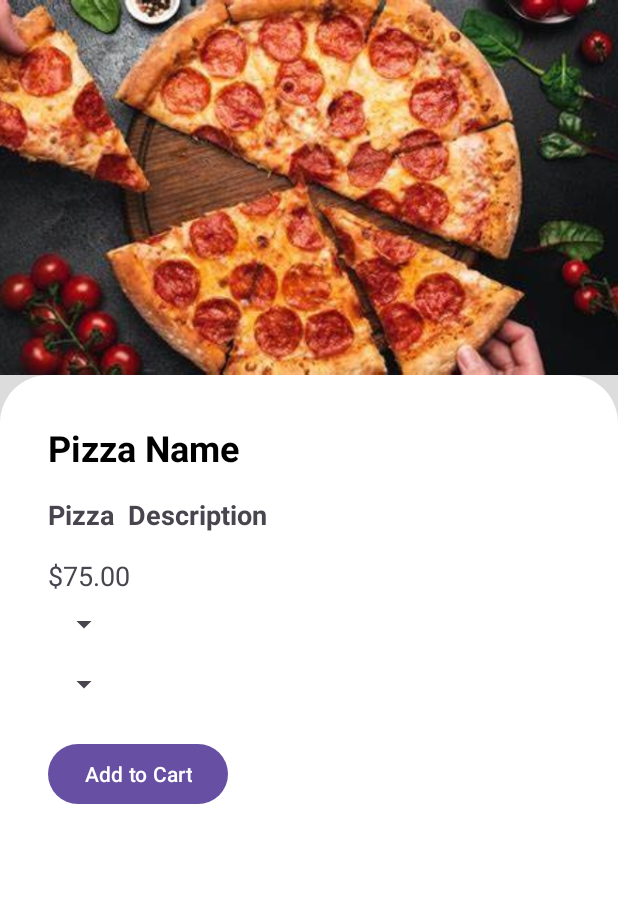
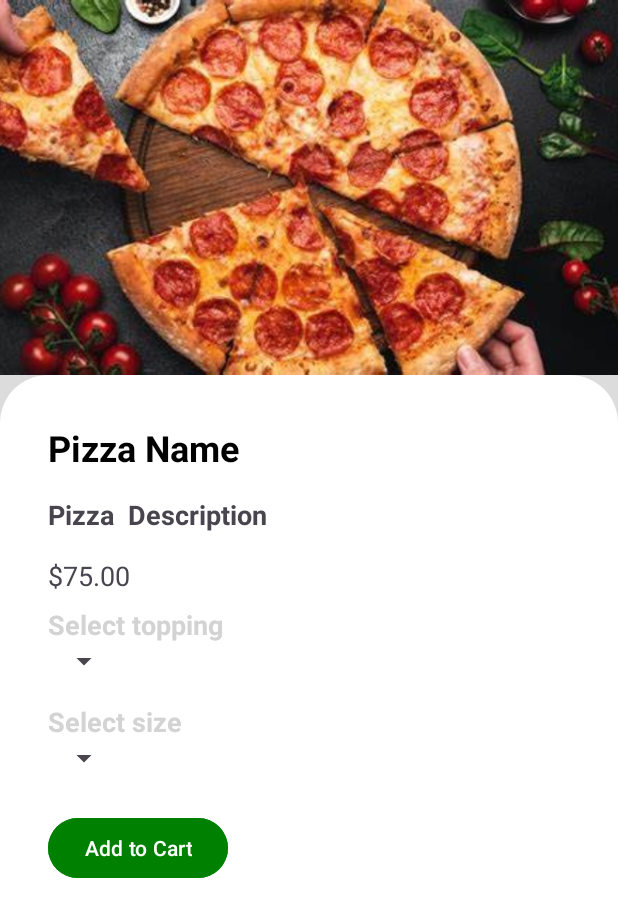
Before and after one commit to dangkhoaaaa/PizzaApplication, an Android app: the PizzaDetailActivity screen opened directly, with no data from a screen before it, on a phone screen of 412 x 824 dp. Shown: the top 917 px of the screen. Run offline under Robolectric (Android 15) with nearby library versions, the light colour scheme and no system bars; pictures from the network do not load.

Commit message:
add update profile. change UI toolbar, change colorPrimary to green

```diff
--- a/app/src/main/AndroidManifest.xml
+++ b/app/src/main/AndroidManifest.xml
@@ -6,22 +6,21 @@
     <uses-permission android:name="android.permission.ACCESS_COARSE_LOCATION" />
     <uses-permission android:name="android.permission.INTERNET" />
 
-
+    <!--        android:label="@string/app_name"-->
     <application
         android:allowBackup="true"
         android:dataExtractionRules="@xml/data_extraction_rules"
         android:fullBackupContent="@xml/backup_rules"
         android:icon="@drawable/pizza_logo"
-        android:label="@string/app_name"
         android:networkSecurityConfig="@xml/network_security_config"
         android:roundIcon="@drawable/pizza_logo"
+        android:label=""
         android:supportsRtl="true"
         android:theme="@style/Theme.PizzaApplication"
         tools:targetApi="31">
         <meta-data
             android:name="com.google.android.geo.API_KEY"
             android:value="AIzaSyD4yOJN6fpG63P-VUkSMfaEy1FG0otigNY" />
-
         <activity
             android:name=".view.MapFragment"
             android:exported="false" />
--- a/app/src/main/java/com/example/pizzaapplication/data/api/ApiService.java
+++ b/app/src/main/java/com/example/pizzaapplication/data/api/ApiService.java
@@ -2,6 +2,7 @@ package com.example.pizzaapplication.data.api;
 
 import com.example.pizzaapplication.data.model.Pizza;
 import com.example.pizzaapplication.data.model.Request.CustomerOrderRequestModel;
+import com.example.pizzaapplication.data.model.Request.ProfileRequestModel;
 import com.example.pizzaapplication.data.model.Response.ApiResponse;
 import com.example.pizzaapplication.data.model.Response.DrinkResponseModel;
 import com.example.pizzaapplication.data.model.Response.PizzaResponseModel;
@@ -14,11 +15,16 @@ import com.example.pizzaapplication.data.model.User;
 
 import java.util.List;
 import io.reactivex.Single;
+import okhttp3.MultipartBody;
+import okhttp3.RequestBody;
 import retrofit2.Call;
 import retrofit2.http.Body;
 import retrofit2.http.GET;
+import retrofit2.http.Multipart;
 import retrofit2.http.POST;
 import retrofit2.http.PUT;
+import retrofit2.http.Part;
+import retrofit2.http.Path;
 
 public interface ApiService {
 
@@ -44,9 +50,15 @@ public interface ApiService {
     @GET("users/profile?id=1")
     Call<ProfileResponseModel> getProfile();
 
-    //update profile
-//    @PUT("users/profile?id=1")
-//    Call<>
-
-
+    @Multipart
+    @PUT("users/profile")
+    Call<ApiResponse> updateProfile(
+            @Part("id") RequestBody id,
+            @Part("first_name") RequestBody firstName,
+            @Part("last_name") RequestBody lastName,
+            @Part("date_of_birth") RequestBody dateOfBirth,
+            @Part("address") RequestBody address,
+            @Part("phone") RequestBody phone,
+            @Part MultipartBody.Part profilePic
+    );
 }
--- a/app/src/main/java/com/example/pizzaapplication/data/model/Request/CustomerDrinkRequestModel.java
+++ b/app/src/main/java/com/example/pizzaapplication/data/model/Request/CustomerDrinkRequestModel.java
@@ -6,8 +6,6 @@ public class CustomerDrinkRequestModel {
 
     @SerializedName("quantity")
     private int quantity;
-
-
 
     @SerializedName("drinkId")
     private int drinkId;
--- a/app/src/main/res/layout/activity_pizza_detail.xml
+++ b/app/src/main/res/layout/activity_pizza_detail.xml
@@ -123,22 +123,43 @@
                         android:layout_height="@dimen/xxxl" />
 
                     <TextView
+                        android:id="@+id/textViewPizzaPrice"
                         android:layout_width="match_parent"
                         android:layout_height="wrap_content"
                         android:layout_gravity="start"
-                        android:id="@+id/textViewPizzaPrice"
                         android:text="$75.00"
                         android:textAlignment="textStart"
                         android:textSize="18sp" />
+
                     <View
                         android:layout_width="0dp"
                         android:layout_height="@dimen/xxl" />
+                    <TextView
+                        android:layout_width="match_parent"
+                        android:layout_height="wrap_content"
+                        android:layout_below="@id/spinnerToppings"
+                        android:text="Select topping"
+                        android:textColor="@color/LightGrey"
+                        android:textSize="18sp"
+                        android:textStyle="bold"
+                        />
+
                     <Spinner
                         android:id="@+id/spinnerToppings"
                         android:layout_width="wrap_content"
                         android:layout_height="wrap_content"
                         android:layout_below="@id/textViewPizzaPrice"
                         android:layout_marginBottom="16dp"/>
+
+                    <TextView
+                        android:layout_width="match_parent"
+                        android:layout_height="wrap_content"
+                        android:layout_below="@id/spinnerToppings"
+                        android:text="Select size"
+                        android:textColor="@color/LightGrey"
+                        android:textSize="18sp"
+                        android:textStyle="bold"
+                        />
 
                     <Spinner
                         android:id="@+id/spinnerSizes"
@@ -157,12 +178,12 @@
                         android:layout_below="@id/spinnerSizes"
                         android:layout_marginTop="16dp"
                         android:layout_centerHorizontal="true"
-                        android:text="Add to Cart" />
+                        android:backgroundTint="@color/Green"
+                        android:text="Add to Cart"/>
 
                     <View
                         android:layout_width="0dp"
                         android:layout_height="@dimen/xxxl" />
-
 
                 </LinearLayout>
             </ScrollView>
--- a/app/src/main/res/layout/item_drink.xml
+++ b/app/src/main/res/layout/item_drink.xml
@@ -1,4 +1,4 @@
-<LinearLayout xmlns:android="http://schemas.android.com/apk/res/android"
+ <LinearLayout xmlns:android="http://schemas.android.com/apk/res/android"
     android:layout_width="match_parent"
     android:layout_height="wrap_content"
     android:orientation="vertical"
@@ -9,6 +9,7 @@
         android:layout_width="match_parent"
         android:layout_height="200dp"
         android:scaleType="centerCrop"
+        android:src="@drawable/temp_pizza"
         android:layout_marginBottom="8dp"/>
     <TextView
         android:id="@+id/textViewDrinkName"
@@ -65,4 +66,6 @@
         android:layout_height="wrap_content"
         android:text="Add to Cart" />
 
+
+
 </LinearLayout>
--- a/app/src/main/res/menu/toolbar_menu.xml
+++ b/app/src/main/res/menu/toolbar_menu.xml
@@ -4,13 +4,13 @@
 
     <item
         android:id="@+id/action_notification"
-        android:icon="@drawable/pizza_logo"
+        android:icon="@drawable/icons8_chat"
         android:title="Notification"
         app:showAsAction="always"/>
 
     <item
         android:id="@+id/action_cart"
-        android:icon="@drawable/cart_icon"
+        android:icon="@drawable/icons8_cart_50"
         android:title="Cart"
         app:showAsAction="always"/>
 
--- a/app/src/main/res/values/strings.xml
+++ b/app/src/main/res/values/strings.xml
@@ -1,6 +1,7 @@
 <resources>
-    <string name="app_name">PizzaApplication</string>
+    <string name="app_name">Pizza  FPT</string>
     <!-- TODO: Remove or change this placeholder text -->
     <string name="hello_blank_fragment">Hello blank fragment</string>
+    <string name="profile_update_success">Information of you have updated</string>
 
 </resources>
--- a/app/src/main/res/values/themes.xml
+++ b/app/src/main/res/values/themes.xml
@@ -2,7 +2,8 @@
     <!-- Base application theme. -->
     <style name="Base.Theme.PizzaApplication" parent="Theme.Material3.DayNight.NoActionBar">
         <!-- Customize your light theme here. -->
-        <!-- <item name="colorPrimary">@color/my_light_primary</item> -->
+         <item name="colorPrimary">@color/Green</item>
+
     </style>
 
     <style name="Theme.PizzaApplication" parent="Base.Theme.PizzaApplication" />
```
Also changed, not shown: app/src/main/java/com/example/pizzaapplication/data/model/Request/ProfileRequestModel.java (added, +108 -0 lines), app/src/main/java/com/example/pizzaapplication/data/repository/ProfileRepository.java (+18 -0 lines), app/src/main/java/com/example/pizzaapplication/view/ProfileFragment.java (+76 -40 lines), app/src/main/java/com/example/pizzaapplication/viewmodel/ProfileViewModel.java (+29 -0 lines), app/src/main/res/layout/activity_main.xml (+17 -8 lines), app/src/main/res/drawable/icons8_cart_50.png (added), app/src/main/res/drawable/icons8_chat.png (added).
